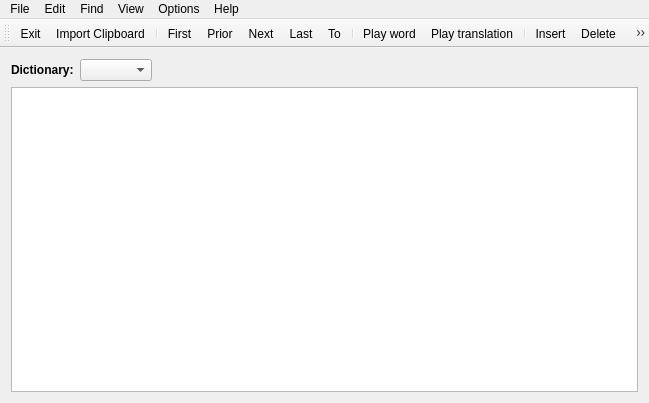
skynowa/iTeacher, file Forms/CMain.ui: the form before one commit.
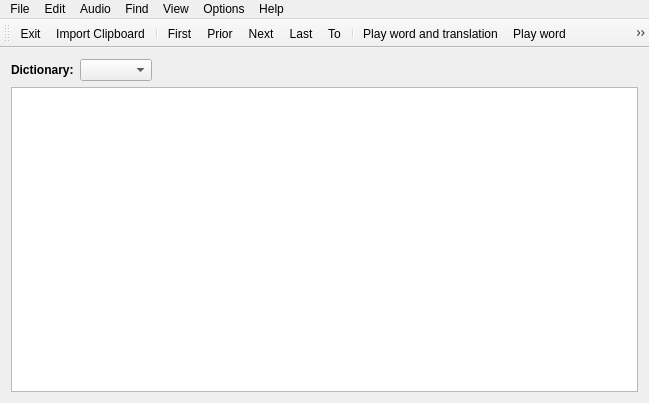
The form after the commit. Icons and pictures are not drawn.

Commit message: ADD: translation play sound

```diff
--- a/Forms/CMain.ui
+++ b/Forms/CMain.ui
@@ -131,8 +131,17 @@
     </property>
     <addaction name="actFind_Search"/>
    </widget>
+   <widget class="QMenu" name="menuAudio">
+    <property name="title">
+     <string>Audio</string>
+    </property>
+    <addaction name="actEdit_PlayWordTranslation"/>
+    <addaction name="actEdit_PlayWord"/>
+    <addaction name="actEdit_PlayTranslation"/>
+   </widget>
    <addaction name="menuFile"/>
    <addaction name="menuEdit"/>
+   <addaction name="menuAudio"/>
    <addaction name="menuFind"/>
    <addaction name="menuView"/>
    <addaction name="menuOptions"/>
@@ -157,6 +166,7 @@
    <addaction name="actEdit_Last"/>
    <addaction name="actEdit_To"/>
    <addaction name="separator"/>
+   <addaction name="actEdit_PlayWordTranslation"/>
    <addaction name="actEdit_PlayWord"/>
    <addaction name="actEdit_PlayTranslation"/>
    <addaction name="separator"/>
@@ -384,6 +394,15 @@
     <string>Play translation</string>
    </property>
   </action>
+  <action name="actEdit_PlayWordTranslation">
+   <property name="icon">
+    <iconset resource="../Resources/App.qrc">
+     <normaloff>:/Menu/Menu/PlaySound.bmp</normaloff>:/Menu/Menu/PlaySound.bmp</iconset>
+   </property>
+   <property name="text">
+    <string>Play word and translation</string>
+   </property>
+  </action>
  </widget>
  <layoutdefault spacing="6" margin="11"/>
  <resources>
```
Left out of the diff: 2 changed lines with no effect on the pictures. The commit also changes 2 other files.
